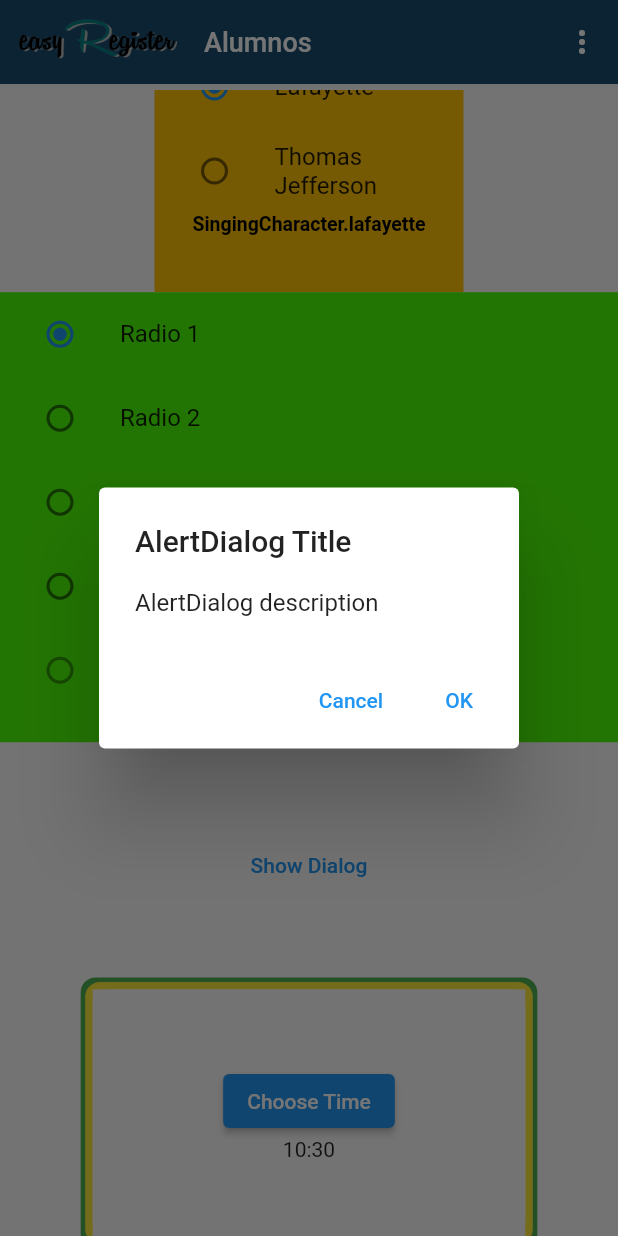
After one commit to yisus44/easy-register, a Flutter app: the TestScreen screen opened by its route, scrolled down 30 dp, after a tap on "Show Dialog", on a phone screen of 412 x 824 dp. The commit adds this screen. Run offline on Flutter 3.47's test engine with Material 2 defaults, Android fonts, the light colour scheme and no system bars; our stand-ins replace dio.

```diff
--- a/lib/router/app_routes.dart
+++ b/lib/router/app_routes.dart
@@ -2,7 +2,7 @@ import 'package:flutter/material.dart';
 import '../screens/screens.dart';
 
 class AppRoutes {
-  static const initialRoute = 'login';
+  static const initialRoute = 'student';
 
   static Map<String, Widget Function(BuildContext)> routes = {
     'login': (_) => LoginScreen(),
@@ -13,6 +13,7 @@ class AppRoutes {
           teacherId: 1,
         ),
     'student': (_) => StudentScreen(),
+    'test': (_) => TestScreen()
   };
 
   static Route<dynamic> onGenerateRoute(RouteSettings settings) {
--- a/lib/screens/screens.dart
+++ b/lib/screens/screens.dart
@@ -1,5 +1,6 @@
 //importaciones,exportaciones
 
+export 'package:easy_register/screens/test_screen_jorge.dart';
 
 export 'package:easy_register/screens/add_student_screen.dart';
 
--- /dev/null
+++ b/lib/screens/test_screen_jorge.dart
@@ -0,0 +1,104 @@
+import 'package:flutter/material.dart';
+import '../widgets/widgets.dart';
+
+class TestScreen extends StatelessWidget {
+
+  var size, height, width;
+
+  @override
+  Widget build(BuildContext context) {
+
+    size = MediaQuery.of(context).size;
+    height = size.height;
+    width = size.width;
+
+    return Scaffold(
+        appBar: const CustomAppBar("assets/logo_small_transparent.png",
+            "Alumnos", "Configuración", "Salir"),
+        body: SingleChildScrollView(
+          child: Column(children: [
+
+            // ---------------------------------- Implementation of two radio buttons
+            Container(
+              height: height * 0.2,
+              width: width * 0.5,
+              color: Colors.amber,
+              child: const StudentRadioButton()),
+
+            Container(
+              height: 300,
+              child: StudentRadioButton2()),
+
+            // ---------------------------------- Implementation of popup menu button
+            /* PopupMenuButton(
+              icon: Icon(Icons.more_vert),
+              itemBuilder: (BuildContext context) => <PopupMenuEntry>[
+                const PopupMenuItem(
+                  child: ListTile(
+                    leading: Icon(Icons.add),
+                    title: Text('Item 1'),
+                  ),
+                ),
+                const PopupMenuItem(
+                  child: ListTile(
+                    leading: Icon(Icons.anchor),
+                    title: Text('Item 2'),
+                  ),
+                ),
+                const PopupMenuItem(
+                  child: ListTile(
+                    leading: Icon(Icons.article),
+                    title: Text('Item 3'),
+                  ),
+                ),
+                const PopupMenuDivider(),
+                const PopupMenuItem(child: Text('Item A')),
+                const PopupMenuItem(child: Text('Item B')),
+              ],
+            ), */
+
+            // ---------------------------------- Implementation of Dialog
+            Container(
+              height: height * 0.2,
+              width: width * 0.5,
+              child: TextButton(
+                onPressed: () => showDialog<String>(
+                  context: context,
+                  builder: (BuildContext context) => AlertDialog(
+                    title: const Text('AlertDialog Title'),
+                    content: const Text('AlertDialog description'),
+                    actions: <Widget>[
+                      TextButton(
+                        onPressed: () => Navigator.pop(context, 'Cancel'),
+                        child: const Text('Cancel'),
+                      ),
+                      TextButton(
+                        onPressed: () => Navigator.pop(context, 'OK'),
+                        child: const Text('OK'),
+                      ),
+                    ],
+                  ),
+                ),
+                child: const Text('Show Dialog'),
+              ),
+            ),
+
+            // ---------------------------------- Implementation of TimePicker
+            Container(
+              height: height * 0.2,
+              width: width * 0.7,
+              decoration: BoxDecoration(
+                borderRadius: BorderRadius.circular(10),
+                color: Colors.white,
+                boxShadow: const [
+                  BoxShadow(color: Colors.green, spreadRadius: 8),
+                  BoxShadow(color: Colors.yellow, spreadRadius: 5),
+                ],
+              ),
+              child: StudentTimePicker())
+            /* const StudentTimePicker(), */
+
+          ]),
+        ));
+  }
+}
--- /dev/null
+++ b/lib/widgets/student_radiobutton.dart
@@ -0,0 +1,53 @@
+import 'package:flutter/material.dart';
+import 'package:flutter/src/foundation/key.dart';
+import 'package:flutter/src/widgets/framework.dart';
+
+enum SingingCharacter { lafayette, jefferson }
+
+class StudentRadioButton extends StatefulWidget {
+  const StudentRadioButton({Key? key}) : super(key: key);
+
+  @override
+  State<StudentRadioButton> createState() => _StudentRadioButtonState();
+}
+
+class _StudentRadioButtonState extends State<StudentRadioButton> {
+  SingingCharacter? _character = SingingCharacter.lafayette;
+
+  @override
+  Widget build(BuildContext context) {
+    return Column(
+      children: <Widget>[
+        ListTile(
+          title: const Text('Lafayette'),
+          leading: Radio<SingingCharacter>(
+            value: SingingCharacter.lafayette,
+            groupValue: _character,
+            onChanged: (SingingCharacter? value) {
+              setState(() {
+                _character = value;
+              });
+            },
+          ),
+        ),
+        ListTile(
+          title: const Text('Thomas Jefferson'),
+          leading: Radio<SingingCharacter>(
+            value: SingingCharacter.jefferson,
+            groupValue: _character,
+            onChanged: (SingingCharacter? value) {
+              setState(() {
+                _character = value;
+              });
+            },
+          ),
+        ),
+        Text(
+          '${_character}',
+          style: TextStyle(
+              color: Colors.black, fontSize: 13, fontWeight: FontWeight.bold),
+        ),
+      ],
+    );
+  }
+}
--- /dev/null
+++ b/lib/widgets/student_radiobutton2.dart
@@ -0,0 +1,44 @@
+import 'package:flutter/material.dart';
+import 'package:flutter/src/foundation/key.dart';
+import 'package:flutter/src/widgets/framework.dart';
+
+class StudentRadioButton2 extends StatefulWidget {
+  const StudentRadioButton2({Key? key}) : super(key: key);
+
+  @override
+  State<StudentRadioButton2> createState() => _StudentRadioButton2State();
+}
+
+class _StudentRadioButton2State extends State<StudentRadioButton2> {
+  int? _value = 1;
+
+  @override
+  Widget build(BuildContext context) {
+    return Scaffold(
+      body: Container(
+        color: Color.fromARGB(255, 77, 255, 7),
+        child: Column(
+          children: <Widget>[
+            for (int i = 1; i <= 5; i++)
+              ListTile(
+                title: Text(
+                  'Radio $i',
+                ),
+                leading: Radio(
+                  value: i,
+                  groupValue: _value,
+                  onChanged: i == 5
+                      ? null
+                      : (int? value) {
+                          setState(() {
+                            _value = value;
+                          });
+                        },
+                ),
+              ),
+          ],
+        ),
+      ),
+    );
+  }
+}
--- /dev/null
+++ b/lib/widgets/student_timepicker.dart
@@ -0,0 +1,47 @@
+import 'package:flutter/material.dart';
+import 'package:flutter/src/foundation/key.dart';
+import 'package:flutter/src/widgets/framework.dart';
+
+class StudentTimePicker extends StatefulWidget {
+  const StudentTimePicker({Key? key}) : super(key: key);
+
+  @override
+  State<StudentTimePicker> createState() => _StudentTimePickerState();
+}
+
+class _StudentTimePickerState extends State<StudentTimePicker> {
+  TimeOfDay selectedTime = TimeOfDay.now();
+
+  @override
+  Widget build(BuildContext context) {
+    return Scaffold(
+      body: Center(
+        child: Column(
+          mainAxisAlignment: MainAxisAlignment.center,
+          children: <Widget>[
+            ElevatedButton(
+              onPressed: () {
+                _selectTime(context);
+              },
+              child: Text("Choose Time"),
+            ),
+            Text("${selectedTime.hour}:${selectedTime.minute}"),
+          ],
+        ),
+      ),
+    );
+  }
+
+  _selectTime(BuildContext context) async {
+    final TimeOfDay? timeOfDay = await showTimePicker(
+      context: context,
+      initialTime: selectedTime,
+      initialEntryMode: TimePickerEntryMode.dial,
+    );
+    if (timeOfDay != null && timeOfDay != selectedTime) {
+      setState(() {
+        selectedTime = timeOfDay;
+      });
+    }
+  }
+}
--- a/lib/widgets/widgets.dart
+++ b/lib/widgets/widgets.dart
@@ -1,5 +1,4 @@
 export 'package:easy_register/widgets/student_image.dart';
-
 export 'package:easy_register/widgets/authenticationButton.dart';
 export 'package:easy_register/widgets/authenticationFields.dart';
 export 'package:easy_register/widgets/authenticationLabel.dart';
@@ -10,3 +9,7 @@ export 'package:easy_register/widgets/navbar_logo.dart';
 export 'package:easy_register/widgets/student_checkbox.dart';
 export 'package:easy_register/widgets/text_icon.dart';
 export '../widgets/app_bar.dart';
+
+export 'package:easy_register/widgets/student_timepicker.dart';
+export 'package:easy_register/widgets/student_radiobutton.dart';
+export 'package:easy_register/widgets/student_radiobutton2.dart';
```
